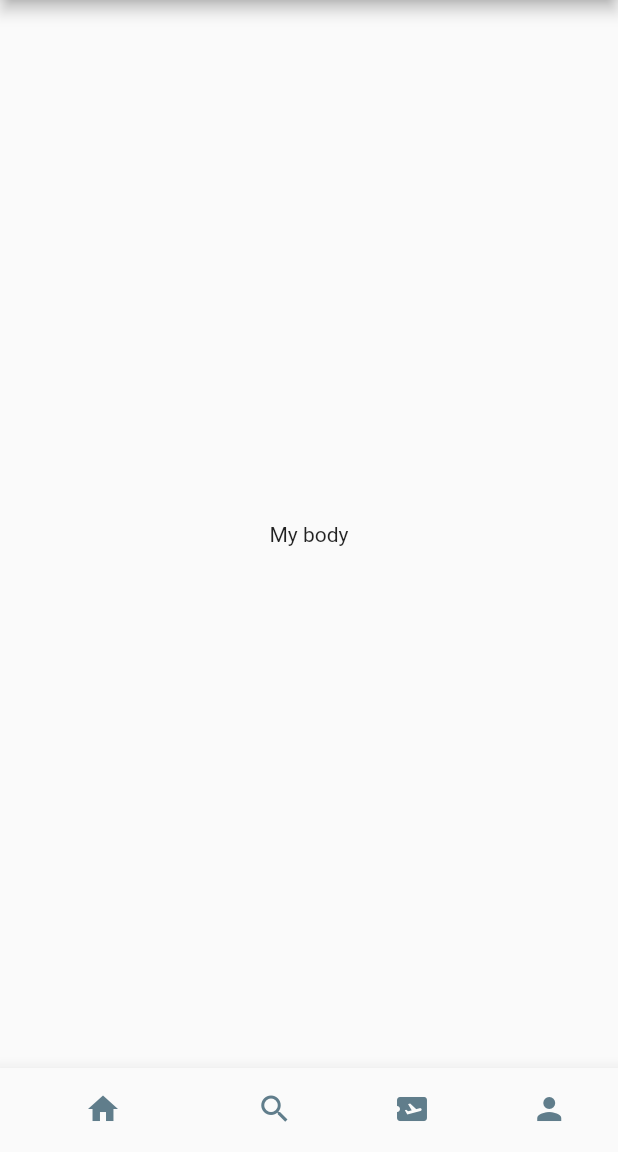
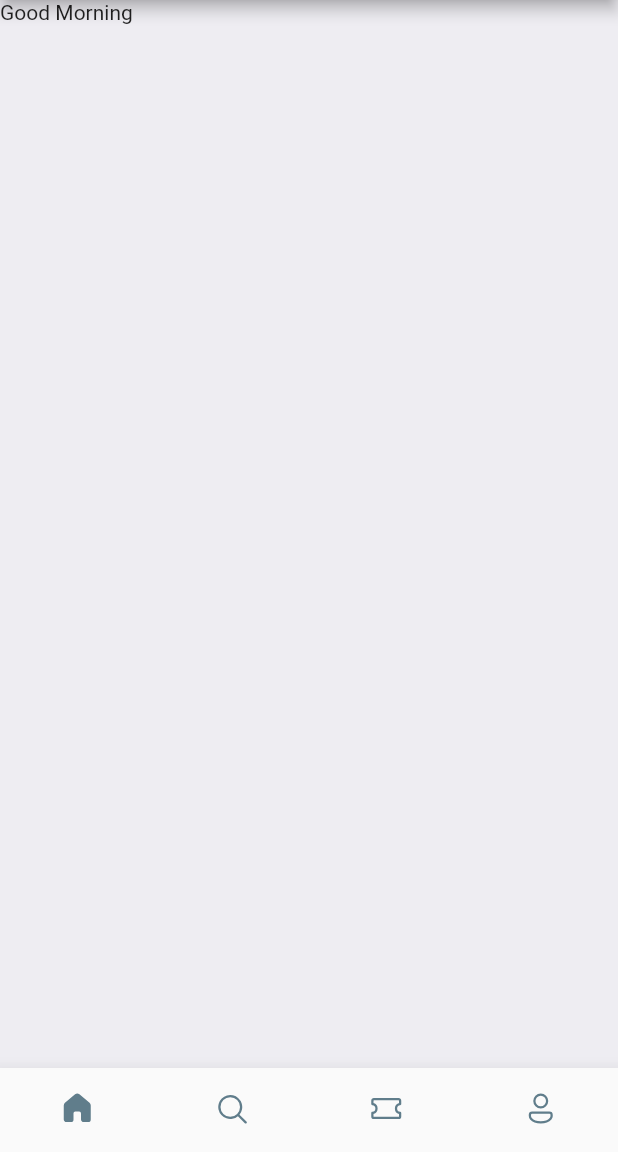
Before and after one commit to nedim-m/ticket-booking, a Flutter app: the screen it shows after launch, on a phone screen of 412 x 824 dp, the part 84-1236 px from its top. Run offline on Flutter 3.47's test engine with Material 2 defaults, Android fonts, the phone set to English and light mode, and no system bars; our stand-ins replace fluentui_icons.

Commit message:
Added Homepage widget

```diff
--- a/ekarte_mobile/lib/screens/bottom_bar.dart
+++ b/ekarte_mobile/lib/screens/bottom_bar.dart
@@ -1,3 +1,5 @@
+import 'package:ekarte_mobile/screens/home_screen.dart';
+import 'package:fluentui_icons/fluentui_icons.dart';
 import 'package:flutter/material.dart';
 
 class BottomBar extends StatefulWidget {
@@ -8,6 +10,19 @@ class BottomBar extends StatefulWidget {
 }
 
 class _BottomBarState extends State<BottomBar> {
+  int _selectedIndex = 0;
+  static final List<Widget> _widgetOptions = <Widget>[
+    HomeScreen(),
+    const Text("Search"),
+    const Text("Tickets"),
+    const Text("Profile"),
+  ];
+  void _onIntemTapped(int index) {
+    setState(() {
+      _selectedIndex = index;
+    });
+  }
+
   @override
   Widget build(BuildContext context) {
     return Scaffold(
@@ -18,23 +33,33 @@ class _BottomBarState extends State<BottomBar> {
           ),
         ),
       ),
-      body: const Center(
-        child: Text(
-          "My body",
-        ),
-      ),
+      body: Center(child: _widgetOptions[_selectedIndex]),
       bottomNavigationBar: BottomNavigationBar(
+        currentIndex: _selectedIndex,
+        onTap: _onIntemTapped,
         elevation: 10,
         showSelectedLabels: false,
         showUnselectedLabels: false,
         selectedItemColor: Colors.blueGrey,
+        type: BottomNavigationBarType.fixed,
         unselectedItemColor: Colors.blueGrey,
         items: const [
-          BottomNavigationBarItem(icon: Icon(Icons.home), label: "Home"),
-          BottomNavigationBarItem(icon: Icon(Icons.search), label: "Search"),
           BottomNavigationBarItem(
-              icon: Icon(Icons.airplane_ticket), label: "Ticket"),
-          BottomNavigationBarItem(icon: Icon(Icons.person), label: "Profile"),
+              icon: Icon(FluentSystemIcons.ic_fluent_home_regular),
+              activeIcon: Icon(FluentSystemIcons.ic_fluent_home_filled),
+              label: "Home"),
+          BottomNavigationBarItem(
+              icon: Icon(FluentSystemIcons.ic_fluent_search_regular),
+              activeIcon: Icon(FluentSystemIcons.ic_fluent_search_filled),
+              label: "Search"),
+          BottomNavigationBarItem(
+              icon: Icon(FluentSystemIcons.ic_fluent_ticket_regular),
+              activeIcon: Icon(FluentSystemIcons.ic_fluent_ticket_filled),
+              label: "Ticket"),
+          BottomNavigationBarItem(
+              icon: Icon(FluentSystemIcons.ic_fluent_person_regular),
+              activeIcon: Icon(FluentSystemIcons.ic_fluent_person_filled),
+              label: "Profile"),
         ],
       ),
     );
--- /dev/null
+++ b/ekarte_mobile/lib/screens/home_screen.dart
@@ -0,0 +1,28 @@
+import 'package:flutter/material.dart';
+
+class HomeScreen extends StatelessWidget {
+  const HomeScreen({super.key});
+
+  @override
+  Widget build(BuildContext context) {
+    return Scaffold(
+      backgroundColor: Color(0xffeeedf2),
+      body: ListView(children: [
+        Container(
+          child: Column(
+            children: [
+              Row(
+                children: [
+                  Text(
+                    "Good Morning",
+                  ),
+                  Container()
+                ],
+              )
+            ],
+          ),
+        )
+      ]),
+    );
+  }
+}
```
